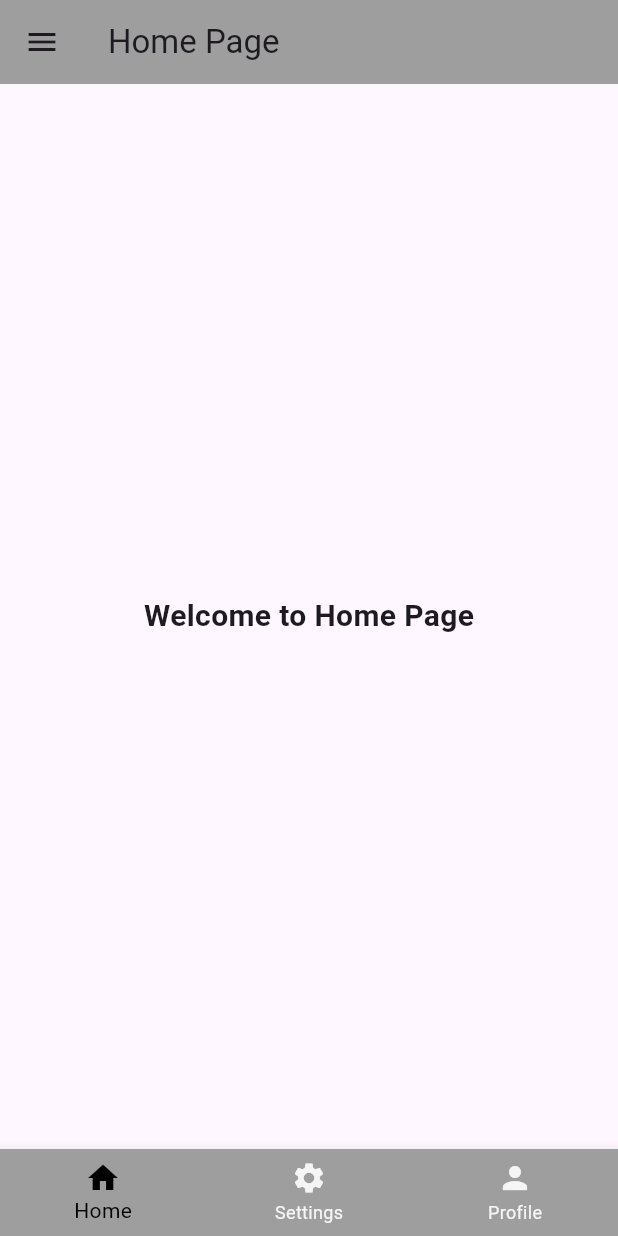
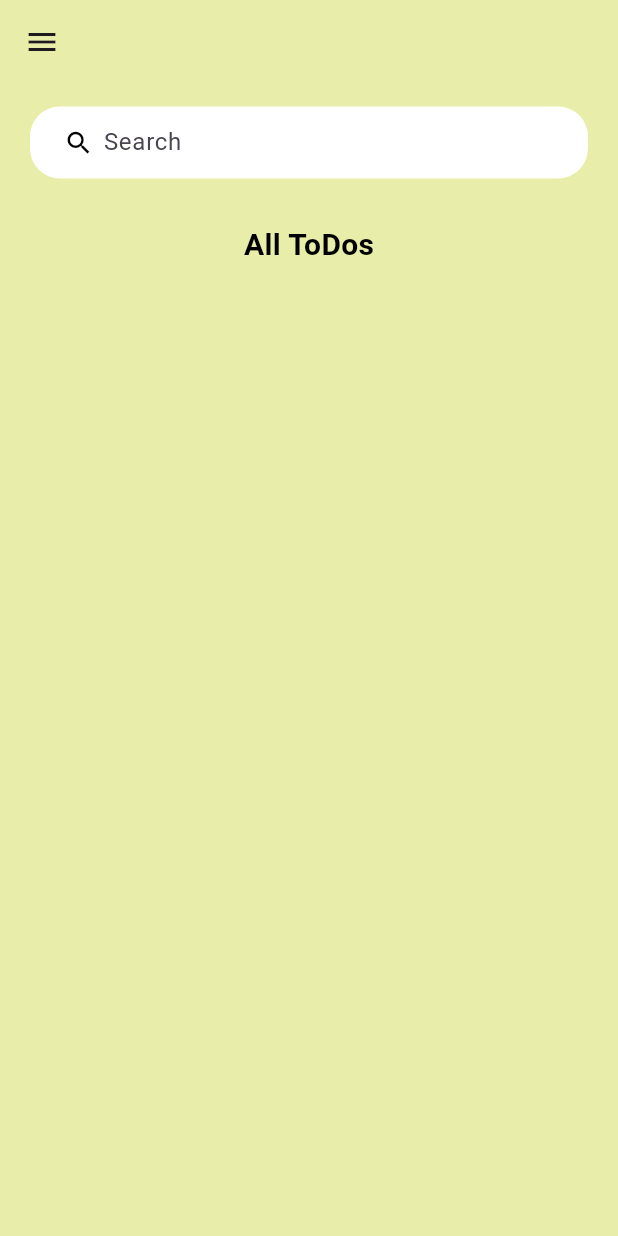
Before and after one commit to TahaMike/NewRepo, a Flutter app: the screen it shows after launch, on a phone screen of 412 x 824 dp. Run offline on Flutter 3.47's test engine with Material 3 defaults, Android fonts, the phone set to English and light mode, and no system bars.

Commit message:
new Codes for ToDo App

```diff
--- a/lib/main.dart
+++ b/lib/main.dart
@@ -1,5 +1,6 @@
 import 'package:apptest/pages/home_page.dart';
 import 'package:flutter/material.dart';
+import 'package:flutter/services.dart';
 
 void main() {
   runApp(const MyApp());
@@ -10,6 +11,10 @@ class MyApp extends StatelessWidget {
 
   @override
   Widget build(BuildContext context) {
+    SystemChrome.setSystemUIOverlayStyle(const SystemUiOverlayStyle(
+      statusBarColor: Colors.transparent,
+      // statusBarIconBrightness: Brightness.dark,
+    ));
     return MaterialApp(
       title: 'App Test',
       theme: ThemeData(
--- a/lib/pages/home_page.dart
+++ b/lib/pages/home_page.dart
@@ -1,4 +1,8 @@
+import 'package:flutter/cupertino.dart';
 import 'package:flutter/material.dart';
+import 'package:flutter/painting.dart';
+import 'package:flutter/rendering.dart';
+import 'package:flutter/widgets.dart';
 
 class HomePage extends StatefulWidget {
   const HomePage({super.key});
@@ -11,93 +15,116 @@ class _HomePageState extends State<HomePage> {
   @override
   Widget build(BuildContext context) {
     return Scaffold(
+      backgroundColor: const Color.fromARGB(255, 232, 238, 169),
       appBar: AppBar(
-        title: const Text('Home Page'),
-        backgroundColor: Colors.grey,
+        elevation: 0,
+        backgroundColor: const Color.fromARGB(255, 232, 238, 169),
       ),
       drawer: Drawer(
-        child: ListView(
-          padding: EdgeInsets.zero,
+        backgroundColor: Colors.lime[100],
+        // child: ListView(
+        //   padding: EdgeInsets.zero,
+        //   children: [
+        //     const DrawerHeader(
+        //       decoration: BoxDecoration(
+        //         color: Color.fromARGB(255, 232, 238, 169),
+        //         backgroundBlendMode: BlendMode.overlay,
+        //       ),
+        //       child: Text(
+        //         'Drawer Header',
+        //         style: TextStyle(
+        //           color: Colors.black,
+        //           fontSize: 24,
+        //         ),
+        //       ),
+        //     ),
+        //     ListTile(
+        //       trailing: const Hero(
+        //         tag: 'settings',
+        //         child: Icon(Icons.settings),
+        //       ),
+        //       title: const Text('Settings'),
+        //       onTap: () {
+        //         Navigator.pop(context);
+        //       },
+        //     ),
+        //     ListTile(
+        //       trailing: const Hero(
+        //         tag: 'profile',
+        //         child: Icon(Icons.person),
+        //       ),
+        //       title: const Text('Profile'),
+        //       onTap: () {
+        //         Navigator.pop(context);
+        //       },
+        //     ),
+        //   ],
+        // ),
+      ),
+      body: Container(
+        padding: const EdgeInsets.symmetric(horizontal: 20, vertical: 15),
+        child: Column(
           children: [
-            const DrawerHeader(
-              decoration: BoxDecoration(
-                color: Colors.white,
-              ),
-              child: Text(
-                'Drawer Header',
-                style: TextStyle(
-                  color: Colors.grey,
-                  fontSize: 24,
-                ),
+            _searchBox(),
+            Expanded(
+              child: ListView(
+                // shrinkWrap: true,
+                children: [
+                  Container(
+                    margin: const EdgeInsets.only(
+                      top: 30,
+                      bottom: 20,
+                    ),
+                    child: const Center(
+                      child: Text(
+                        'All ToDos',
+                        style: TextStyle(
+                          fontSize: 20,
+                          color: Colors.black,
+                          fontWeight: FontWeight.bold,
+                        ),
+                      ),
+                    ),
+                  ),
+                  const Row(
+                    mainAxisAlignment: MainAxisAlignment.spaceBetween,
+                  ),
+                ],
               ),
             ),
-            ListTile(
-              trailing: const Hero(
-                tag: 'settings',
-                child: Icon(Icons.settings),
-              ),
-              title: const Text('Settings'),
-              onTap: () {
-                Navigator.pop(context);
-                Navigator.pushNamed(context, '/settings');
-              },
-            ),
-            ListTile(
-              trailing: const Hero(
-                tag: 'profile',
-                child: Icon(Icons.person),
-              ),
-              title: const Text('Profile'),
-              onTap: () {
-                Navigator.pop(context);
-                Navigator.pushNamed(context, '/profile');
-              },
-            ),
           ],
-        ),
-      ),
-
-      //BottomNavigationBar
-      bottomNavigationBar: BottomNavigationBar(
-        backgroundColor: Colors.grey[500],
-        items: const <BottomNavigationBarItem>[
-          BottomNavigationBarItem(
-            icon: Icon(Icons.home),
-            label: 'Home',
-          ),
-          BottomNavigationBarItem(
-            icon: Icon(Icons.settings),
-            label: 'Settings',
-          ),
-          BottomNavigationBarItem(
-            icon: Icon(Icons.person),
-            label: 'Profile',
-          ),
-        ],
-        selectedItemColor: Colors.black,
-        unselectedItemColor: Colors.grey[100],
-        onTap: (int index) {
-          if (index == 1) {
-            Navigator.pushNamed(context, '/settings');
-          } else if (index == 2) {
-            Navigator.pushNamed(context, '/profile');
-          }
-        },
-        // backgroundColor: Colors.blue,
-      ),
-
-      body: const Center(
-        child: Padding(
-          padding: EdgeInsets.all(20),
-          child: Text(
-            'Welcome to Home Page',
-            style: TextStyle(
-              fontSize: 20,
-              fontWeight: FontWeight.bold,
-            ),
-          ),
         ),
       ),
     );
   }
 }
+
+Widget _searchBox() {
+  return Container(
+    padding: const EdgeInsets.symmetric(horizontal: 20),
+    decoration: BoxDecoration(
+      color: Colors.white,
+      borderRadius: BorderRadius.circular(20),
+    ),
+    child: const TextField(
+      decoration: InputDecoration(
+        contentPadding: EdgeInsets.all(0),
+        prefixIcon: Icon(
+          Icons.search,
+          color: Colors.black,
+          size: 20,
+        ),
+        prefixIconConstraints: BoxConstraints(
+          maxHeight: 20,
+          minWidth: 25,
+        ),
+        border: InputBorder.none,
+        labelText: 'Search',
+        hintStyle: TextStyle(
+          color: Colors.grey,
+          fontSize: 15,
+        ),
+      ),
+    ),
+  );
+}
```
